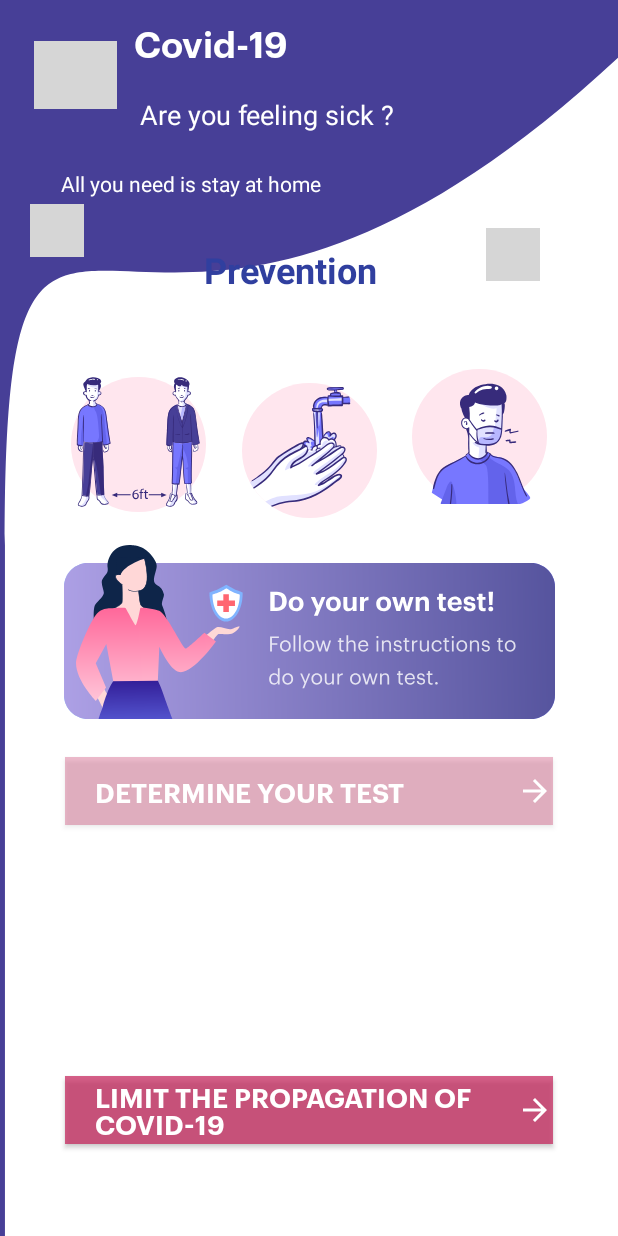
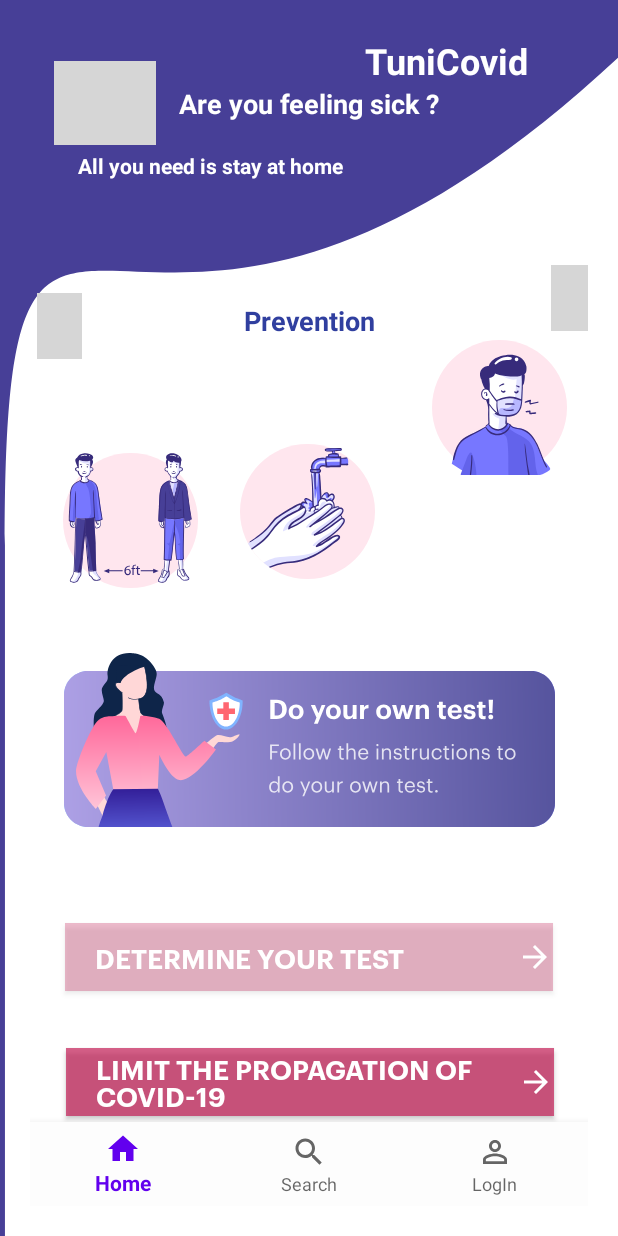
Before and after one commit to malek-chiha/TuniCovid, an Android app: the screen it shows after launch (First_activityActivity), on a phone screen of 412 x 824 dp. Run offline under Robolectric (Android 15) with nearby library versions, the phone set to English and light mode, and no system bars; grey boxes are pictures that could not be loaded.

Commit message:
Bottom navigation

```diff
--- /dev/null
+++ b/app/src/main/res/drawable/ic_baseline_home_24.xml
@@ -0,0 +1,10 @@
+<vector xmlns:android="http://schemas.android.com/apk/res/android"
+    android:width="24dp"
+    android:height="24dp"
+    android:viewportWidth="24"
+    android:viewportHeight="24"
+    android:tint="?attr/colorControlNormal">
+  <path
+      android:fillColor="@android:color/white"
+      android:pathData="M10,20v-6h4v6h5v-8h3L12,3 2,12h3v8z"/>
+</vector>
--- /dev/null
+++ b/app/src/main/res/drawable/ic_baseline_person_outline_24.xml
@@ -0,0 +1,10 @@
+<vector xmlns:android="http://schemas.android.com/apk/res/android"
+    android:width="24dp"
+    android:height="24dp"
+    android:viewportWidth="24"
+    android:viewportHeight="24"
+    android:tint="?attr/colorControlNormal">
+  <path
+      android:fillColor="@android:color/white"
+      android:pathData="M12,5.9c1.16,0 2.1,0.94 2.1,2.1s-0.94,2.1 -2.1,2.1S9.9,9.16 9.9,8s0.94,-2.1 2.1,-2.1m0,9c2.97,0 6.1,1.46 6.1,2.1v1.1L5.9,18.1L5.9,17c0,-0.64 3.13,-2.1 6.1,-2.1M12,4C9.79,4 8,5.79 8,8s1.79,4 4,4 4,-1.79 4,-4 -1.79,-4 -4,-4zM12,13c-2.67,0 -8,1.34 -8,4v3h16v-3c0,-2.66 -5.33,-4 -8,-4z"/>
+</vector>
--- /dev/null
+++ b/app/src/main/res/drawable/ic_baseline_search_24.xml
@@ -0,0 +1,10 @@
+<vector xmlns:android="http://schemas.android.com/apk/res/android"
+    android:width="24dp"
+    android:height="24dp"
+    android:viewportWidth="24"
+    android:viewportHeight="24"
+    android:tint="?attr/colorControlNormal">
+  <path
+      android:fillColor="@android:color/white"
+      android:pathData="M15.5,14h-0.79l-0.28,-0.27C15.41,12.59 16,11.11 16,9.5 16,5.91 13.09,3 9.5,3S3,5.91 3,9.5 5.91,16 9.5,16c1.61,0 3.09,-0.59 4.23,-1.57l0.27,0.28v0.79l5,4.99L20.49,19l-4.99,-5zM9.5,14C7.01,14 5,11.99 5,9.5S7.01,5 9.5,5 14,7.01 14,9.5 11.99,14 9.5,14z"/>
+</vector>
--- a/app/src/main/res/layout/first_activity.xml
+++ b/app/src/main/res/layout/first_activity.xml
@@ -11,177 +11,13 @@
     android:padding="20dp"
     tools:context=".MainActivity2">
 
-    <ImageView
-        android:id="@+id/imageView14"
-        android:layout_width="36dp"
-        android:layout_height="35dp"
-        android:layout_marginTop="116dp"
-        android:layout_marginEnd="336dp"
-        android:contentDescription="TODO"
-        app:layout_constraintEnd_toEndOf="parent"
-        app:layout_constraintTop_toTopOf="parent"
-        app:srcCompat="@drawable/coronavirus" />
-
-    <ImageView
-        android:id="@+id/imageView19"
-        android:layout_width="36dp"
-        android:layout_height="35dp"
-        android:layout_marginTop="132dp"
-        android:layout_marginEnd="32dp"
-        android:contentDescription="TODO"
-        app:layout_constraintEnd_toEndOf="parent"
-        app:layout_constraintTop_toTopOf="parent"
-        app:srcCompat="@drawable/coronavirus" />
-
-    <TextView
-        android:id="@+id/textView9"
-        android:layout_width="wrap_content"
-        android:layout_height="wrap_content"
-        android:layout_marginStart="3dp"
-        android:layout_marginTop="8dp"
-        android:layout_marginEnd="217dp"
-        android:layout_marginBottom="12dp"
-        android:fontFamily="@font/graphiksemibold"
-        android:text="@string/do_your_own_test"
-        android:textColor="#FFFFFF"
-        android:textSize="24sp"
-        app:layout_constraintBottom_toTopOf="@+id/textView2"
-        app:layout_constraintEnd_toEndOf="parent"
-        app:layout_constraintStart_toEndOf="@+id/imageView15"
-        app:layout_constraintTop_toTopOf="parent"
-        tools:ignore="MissingConstraints" />
-
-    <ImageView
-        android:id="@+id/imageView15"
-        android:layout_width="55dp"
-        android:layout_height="45dp"
-        android:layout_marginStart="20dp"
-        android:layout_marginTop="20dp"
-        android:layout_marginEnd="8dp"
-        android:layout_marginBottom="4dp"
-        app:layout_constraintBottom_toTopOf="@+id/textView2"
-        app:layout_constraintEnd_toStartOf="@+id/textView9"
-        app:layout_constraintStart_toStartOf="parent"
-        app:layout_constraintTop_toTopOf="parent"
-        app:srcCompat="@drawable/coronavirus"
-        tools:ignore="MissingConstraints" />
-
-    <TextView
-        android:id="@+id/textView2"
-        android:layout_width="wrap_content"
-        android:layout_height="wrap_content"
-        android:layout_marginStart="4dp"
-        android:layout_marginTop="8dp"
-        android:layout_marginEnd="60dp"
-        android:layout_marginBottom="24dp"
-        android:text="@string/are_you_feeling_sick"
-        android:textColor="#FFFFFF"
-        android:textSize="18sp"
-        app:layout_constraintBottom_toTopOf="@+id/textView3"
-        app:layout_constraintEnd_toEndOf="parent"
-        app:layout_constraintStart_toStartOf="parent"
-        app:layout_constraintTop_toBottomOf="@+id/textView9"
-        tools:ignore="MissingConstraints" />
-
-    <TextView
-        android:id="@+id/textView3"
-        android:layout_width="wrap_content"
-        android:layout_height="wrap_content"
-        android:layout_marginStart="30dp"
-        android:layout_marginEnd="187dp"
-        android:layout_marginBottom="4dp"
-        android:text="@string/all_you_need_is_stay_at_home"
-        android:textColor="#FFFFFF"
-        app:layout_constraintBottom_toTopOf="@+id/imageView14"
-        app:layout_constraintEnd_toEndOf="parent"
-        app:layout_constraintStart_toStartOf="parent"
-        app:layout_constraintTop_toBottomOf="@+id/textView2"
-        tools:ignore="MissingConstraints" />
-
-    <TextView
-        android:id="@+id/textView4"
-        android:layout_width="wrap_content"
-        android:layout_height="wrap_content"
-        android:layout_marginStart="79dp"
-        android:layout_marginTop="31dp"
-        android:layout_marginEnd="72dp"
-        android:layout_marginBottom="51dp"
-        android:text="@string/prevention"
-        android:textColor="#303F9F"
-        android:textSize="24sp"
-        android:textStyle="bold"
-        app:layout_constraintBottom_toTopOf="@+id/imageView10"
-        app:layout_constraintEnd_toStartOf="@+id/imageView19"
-        app:layout_constraintStart_toEndOf="@+id/imageView14"
-        app:layout_constraintTop_toBottomOf="@+id/textView3"
-        tools:ignore="MissingConstraints" />
-
-    <ImageView
-        android:id="@+id/imageView10"
-        android:layout_width="wrap_content"
-        android:layout_height="wrap_content"
-        android:layout_marginStart="24dp"
-        android:layout_marginTop="4dp"
-        android:layout_marginEnd="16dp"
-        android:layout_marginBottom="22dp"
-        app:layout_constraintBottom_toTopOf="@+id/imageView18"
-        app:layout_constraintEnd_toStartOf="@+id/imageView11"
-        app:layout_constraintStart_toStartOf="parent"
-        app:layout_constraintTop_toBottomOf="@+id/textView4"
-        app:srcCompat="@drawable/ic_prevention1"
-        tools:ignore="MissingConstraints" />
-
-    <ImageView
-        android:id="@+id/imageView11"
-        android:layout_width="wrap_content"
-        android:layout_height="wrap_content"
-        android:layout_marginStart="4dp"
-        android:layout_marginTop="60dp"
-        android:layout_marginEnd="4dp"
-        android:layout_marginBottom="22dp"
-        app:layout_constraintBottom_toTopOf="@+id/imageView18"
-        app:layout_constraintEnd_toStartOf="@+id/imageView12"
-        app:layout_constraintStart_toEndOf="@+id/imageView10"
-        app:layout_constraintTop_toBottomOf="@+id/textView4"
-        app:srcCompat="@drawable/ic_prevention2"
-        tools:ignore="MissingConstraints" />
-
-    <ImageView
-        android:id="@+id/imageView12"
-        android:layout_width="wrap_content"
-        android:layout_height="wrap_content"
-        android:layout_marginStart="16dp"
-        android:layout_marginTop="55dp"
-        android:layout_marginEnd="24dp"
-        android:layout_marginBottom="24dp"
-        app:layout_constraintBottom_toTopOf="@+id/imageView18"
-        app:layout_constraintEnd_toEndOf="parent"
-        app:layout_constraintStart_toEndOf="@+id/imageView11"
-        app:layout_constraintTop_toBottomOf="@+id/imageView19"
-        app:srcCompat="@drawable/ic_prevention3"
-        tools:ignore="MissingConstraints" />
-
-    <ImageView
-        android:id="@+id/imageView18"
-        android:layout_width="wrap_content"
-        android:layout_height="wrap_content"
-        android:layout_marginStart="21dp"
-        android:layout_marginTop="18dp"
-        android:layout_marginEnd="21dp"
-        android:layout_marginBottom="36dp"
-        app:layout_constraintEnd_toEndOf="parent"
-        app:layout_constraintStart_toStartOf="parent"
-        app:layout_constraintTop_toBottomOf="@+id/imageView11"
-        app:srcCompat="@drawable/ic_testbanner"
-        tools:ignore="MissingConstraints" />
-
     <Button
         android:id="@+id/buttontest"
         android:layout_width="325dp"
         android:layout_height="45dp"
-        android:layout_marginStart="23dp"
-        android:layout_marginTop="25dp"
-        android:layout_marginEnd="23dp"
+        android:layout_marginStart="16dp"
+        android:layout_marginEnd="16dp"
+        android:layout_marginBottom="2dp"
         android:background="#6ADF6E94"
         android:backgroundTint="#B5C61E57"
         android:drawableEnd="@drawable/ic_arrow_forward_black_24dp"
@@ -191,20 +27,18 @@
         android:textAlignment="viewStart"
         android:textColor="#FFFFFF"
         android:textSize="18sp"
-        app:layout_constraintBottom_toTopOf="@+id/buttontest"
+        app:layout_constraintBottom_toTopOf="@+id/btn_propagation"
         app:layout_constraintEnd_toEndOf="parent"
         app:layout_constraintStart_toStartOf="parent"
-        app:layout_constraintTop_toBottomOf="@+id/imageView18"
+        app:layout_constraintTop_toBottomOf="@+id/imageView20"
         tools:ignore="MissingConstraints,NotSibling" />
 
     <Button
         android:id="@+id/btn_propagation"
         android:layout_width="325dp"
         android:layout_height="45dp"
-        android:layout_marginStart="23dp"
-        android:layout_marginTop="8dp"
-        android:layout_marginEnd="23dp"
-        android:layout_marginBottom="41dp"
+        android:layout_marginStart="24dp"
+        android:layout_marginBottom="4dp"
         android:background="#FAE8497F"
         android:backgroundTint="#B5C61E57"
         android:drawableEnd="@drawable/ic_arrow_forward_black_24dp"
@@ -214,13 +48,180 @@
         android:textAlignment="viewStart"
         android:textColor="#FFFFFF"
         android:textSize="18sp"
+        app:layout_constraintBottom_toTopOf="@+id/bottomNavigationView"
+        app:layout_constraintStart_toStartOf="parent"
+        tools:ignore="MissingConstraints,NotSibling,RtlSymmetry" />
+
+    <com.google.android.material.bottomnavigation.BottomNavigationView
+        android:id="@+id/bottomNavigationView"
+        android:layout_width="match_parent"
+        android:layout_height="wrap_content"
+        android:background="#FDFDFD"
+        app:itemRippleColor="#F3FFFFFF"
         app:layout_constraintBottom_toBottomOf="parent"
+        app:layout_constraintStart_toStartOf="parent"
+        app:menu="@menu/navigation"
+        tools:ignore="MissingConstraints" />
+
+    <TextView
+        android:id="@+id/textView"
+        android:layout_width="wrap_content"
+        android:layout_height="wrap_content"
+        android:layout_marginStart="4dp"
+        android:layout_marginTop="4dp"
+        android:layout_marginEnd="15dp"
+        android:text="TuniCovid"
+        android:textColor="#FFFFFF"
+        android:textSize="24sp"
+        android:textStyle="bold"
+        app:layout_constraintBottom_toTopOf="@+id/textView5"
+        app:layout_constraintEnd_toStartOf="@+id/imageView6"
+        app:layout_constraintHorizontal_bias="1.0"
+        app:layout_constraintStart_toEndOf="@+id/textView5"
+        app:layout_constraintTop_toTopOf="parent" />
+
+    <ImageView
+        android:id="@+id/imageView5"
+        android:layout_width="68dp"
+        android:layout_height="56dp"
+        android:layout_marginStart="16dp"
+        android:layout_marginTop="20dp"
+        android:layout_marginBottom="4dp"
+        app:layout_constraintBottom_toTopOf="@+id/textView6"
+        app:layout_constraintEnd_toStartOf="@+id/textView5"
+        app:layout_constraintStart_toStartOf="parent"
+        app:layout_constraintTop_toTopOf="parent"
+        app:srcCompat="@drawable/coronavirus" />
+
+    <ImageView
+        android:id="@+id/imageView6"
+        android:layout_width="30dp"
+        android:layout_height="44dp"
+        android:layout_marginTop="24dp"
+        android:layout_marginEnd="50dp"
+        android:layout_marginBottom="362dp"
+        app:layout_constraintBottom_toTopOf="@+id/buttontest"
         app:layout_constraintEnd_toEndOf="parent"
-        app:layout_constraintHorizontal_bias="0.0"
+        app:layout_constraintStart_toEndOf="@+id/textView"
+        app:layout_constraintTop_toTopOf="parent"
+        app:layout_constraintVertical_bias="0.8"
+        app:srcCompat="@drawable/coronavirus" />
+
+    <ImageView
+        android:id="@+id/imageView7"
+        android:layout_width="30dp"
+        android:layout_height="44dp"
+        android:layout_marginStart="30dp"
+        android:layout_marginTop="39dp"
+        android:layout_marginEnd="32dp"
+        android:layout_marginBottom="13dp"
+        app:layout_constraintBottom_toTopOf="@+id/imageView8"
+        app:layout_constraintEnd_toStartOf="@+id/textView7"
         app:layout_constraintStart_toStartOf="parent"
-        app:layout_constraintTop_toBottomOf="@+id/btn_propagation"
-        app:layout_constraintVertical_bias="1.0"
-        tools:ignore="MissingConstraints,NotSibling,RtlSymmetry" />
+        app:layout_constraintTop_toBottomOf="@+id/textView6"
+        app:srcCompat="@drawable/coronavirus" />
+
+    <TextView
+        android:id="@+id/textView5"
+        android:layout_width="wrap_content"
+        android:layout_height="wrap_content"
+        android:layout_marginStart="15dp"
+        android:layout_marginEnd="74dp"
+        android:layout_marginBottom="19dp"
+        android:text="Are you feeling sick ?"
+        android:textColor="#FFFFFF"
+        android:textSize="18sp"
+        android:textStyle="bold"
+        app:layout_constraintBottom_toTopOf="@+id/textView6"
+        app:layout_constraintEnd_toStartOf="@+id/imageView6"
+        app:layout_constraintStart_toEndOf="@+id/imageView5"
+        app:layout_constraintTop_toBottomOf="@+id/textView" />
+
+    <TextView
+        android:id="@+id/textView6"
+        android:layout_width="wrap_content"
+        android:layout_height="wrap_content"
+        android:layout_marginStart="40dp"
+        android:layout_marginTop="4dp"
+        android:layout_marginEnd="172dp"
+        android:text="@string/all_you_need_is_stay_at_home"
+        android:textColor="#FFFFFF"
+        android:textStyle="bold"
+        app:layout_constraintEnd_toEndOf="parent"
+        app:layout_constraintStart_toStartOf="parent"
+        app:layout_constraintTop_toBottomOf="@+id/imageView5" />
+
+    <TextView
+        android:id="@+id/textView7"
+        android:layout_width="wrap_content"
+        android:layout_height="wrap_content"
+        android:layout_marginStart="76dp"
+        android:layout_marginTop="52dp"
+        android:layout_marginEnd="167dp"
+        android:layout_marginBottom="20dp"
+        android:text="@string/prevention"
+        android:textColor="#303F9F"
+        android:textSize="18sp"
+        android:textStyle="bold"
+        app:layout_constraintBottom_toTopOf="@+id/imageView18"
+        app:layout_constraintEnd_toEndOf="parent"
+        app:layout_constraintStart_toEndOf="@+id/imageView7"
+        app:layout_constraintTop_toBottomOf="@+id/textView6" />
+
+    <ImageView
+        android:id="@+id/imageView8"
+        android:layout_width="wrap_content"
+        android:layout_height="wrap_content"
+        android:layout_marginStart="32dp"
+        android:layout_marginTop="13dp"
+        android:layout_marginEnd="8dp"
+        app:layout_constraintBottom_toTopOf="@+id/imageView20"
+        app:layout_constraintEnd_toStartOf="@+id/imageView18"
+        app:layout_constraintStart_toStartOf="parent"
+        app:layout_constraintTop_toBottomOf="@+id/imageView7"
+        app:srcCompat="@drawable/ic_prevention1" />
+
+    <ImageView
+        android:id="@+id/imageView18"
+        android:layout_width="wrap_content"
+        android:layout_height="wrap_content"
+        android:layout_marginStart="20dp"
+        android:layout_marginTop="20dp"
+        android:layout_marginEnd="38dp"
+        android:layout_marginBottom="20dp"
+        app:layout_constraintBottom_toTopOf="@+id/imageView20"
+        app:layout_constraintEnd_toStartOf="@+id/imageView19"
+        app:layout_constraintStart_toEndOf="@+id/imageView8"
+        app:layout_constraintTop_toBottomOf="@+id/textView7"
+        app:srcCompat="@drawable/ic_prevention2" />
+
+    <ImageView
+        android:id="@+id/imageView19"
+        android:layout_width="wrap_content"
+        android:layout_height="wrap_content"
+        android:layout_marginTop="145dp"
+        android:layout_marginEnd="24dp"
+        android:layout_marginBottom="43dp"
+        app:layout_constraintBottom_toTopOf="@+id/imageView20"
+        app:layout_constraintEnd_toEndOf="parent"
+        app:layout_constraintStart_toEndOf="@+id/imageView18"
+        app:layout_constraintTop_toBottomOf="@+id/textView5"
+        app:layout_constraintVertical_bias="0.0"
+        app:srcCompat="@drawable/ic_prevention3" />
+
+    <ImageView
+        android:id="@+id/imageView20"
+        android:layout_width="wrap_content"
+        android:layout_height="wrap_content"
+        android:layout_marginStart="16dp"
+        android:layout_marginTop="8dp"
+        android:layout_marginEnd="16dp"
+        android:layout_marginBottom="28dp"
+        app:layout_constraintBottom_toTopOf="@+id/buttontest"
+        app:layout_constraintEnd_toEndOf="parent"
+        app:layout_constraintStart_toStartOf="parent"
+        app:layout_constraintTop_toBottomOf="@+id/imageView8"
+        app:srcCompat="@drawable/ic_testbanner" />
 
 
 </androidx.constraintlayout.widget.ConstraintLayout>
--- /dev/null
+++ b/app/src/main/res/menu/navigation.xml
@@ -0,0 +1,12 @@
+<?xml version="1.0" encoding="utf-8"?>
+<menu xmlns:android="http://schemas.android.com/apk/res/android">
+<item android:id="@+id/nav_home"
+    android:icon="@drawable/ic_baseline_home_24"
+    android:title="Home"/>
+    <item android:id="@+id/nav_search"
+        android:icon="@drawable/ic_search_black_24dp"
+        android:title="Search"/>
+    <item android:id="@+id/nav_login"
+        android:icon="@drawable/ic_baseline_person_outline_24"
+        android:title="LogIn"/>
+</menu>
```
